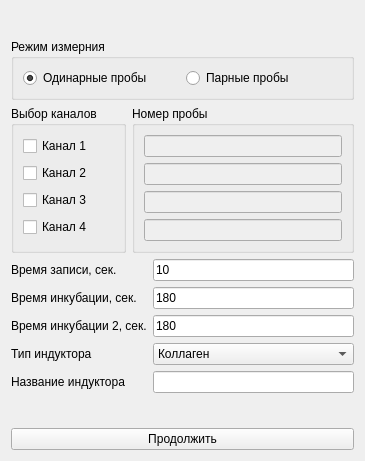
Qt form startmeasurement.ui (krang4d/Agrekola) before a commit.
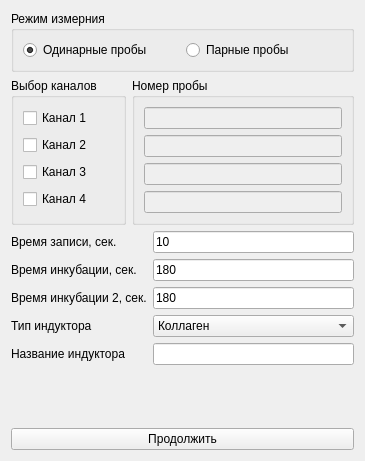
The same form after that commit.

Diff of the .ui file:
```diff
--- a/startmeasurement.ui
+++ b/startmeasurement.ui
@@ -20,19 +20,6 @@
    <string>Параметры измерения</string>
   </property>
   <layout class="QVBoxLayout" name="verticalLayout">
-   <item>
-    <spacer name="verticalSpacer_2">
-     <property name="orientation">
-      <enum>Qt::Vertical</enum>
-     </property>
-     <property name="sizeHint" stdset="0">
-      <size>
-       <width>20</width>
-       <height>40</height>
-      </size>
-     </property>
-    </spacer>
-   </item>
    <item>
     <widget class="QGroupBox" name="groupBox_probe">
      <property name="sizePolicy">
```
